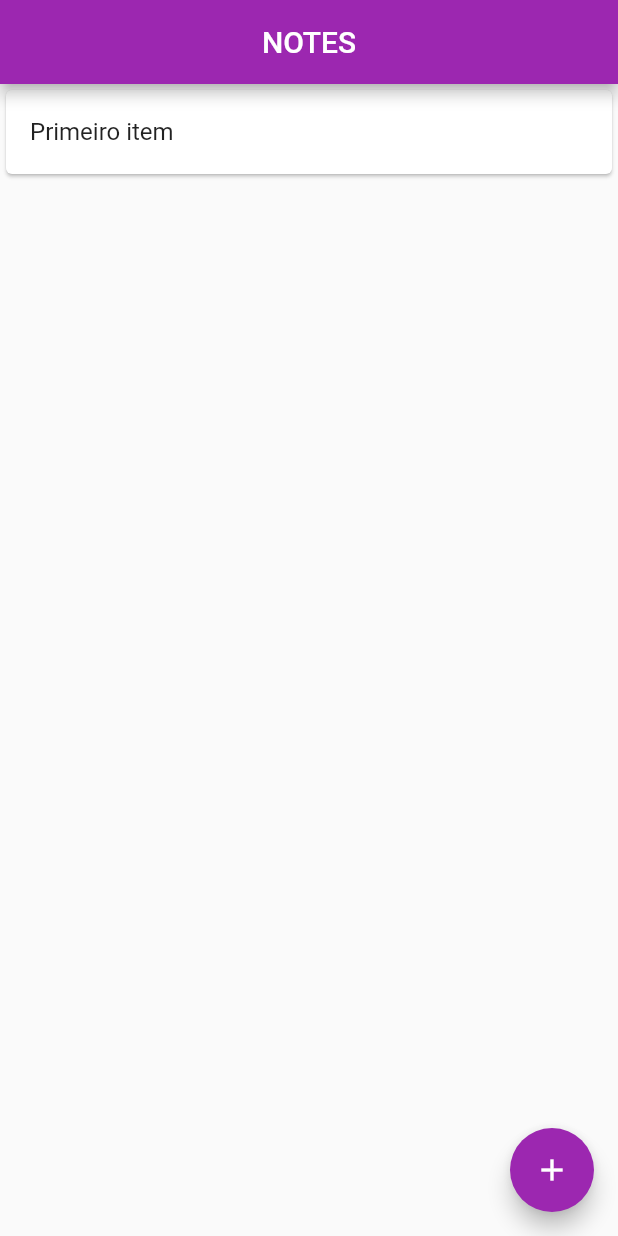
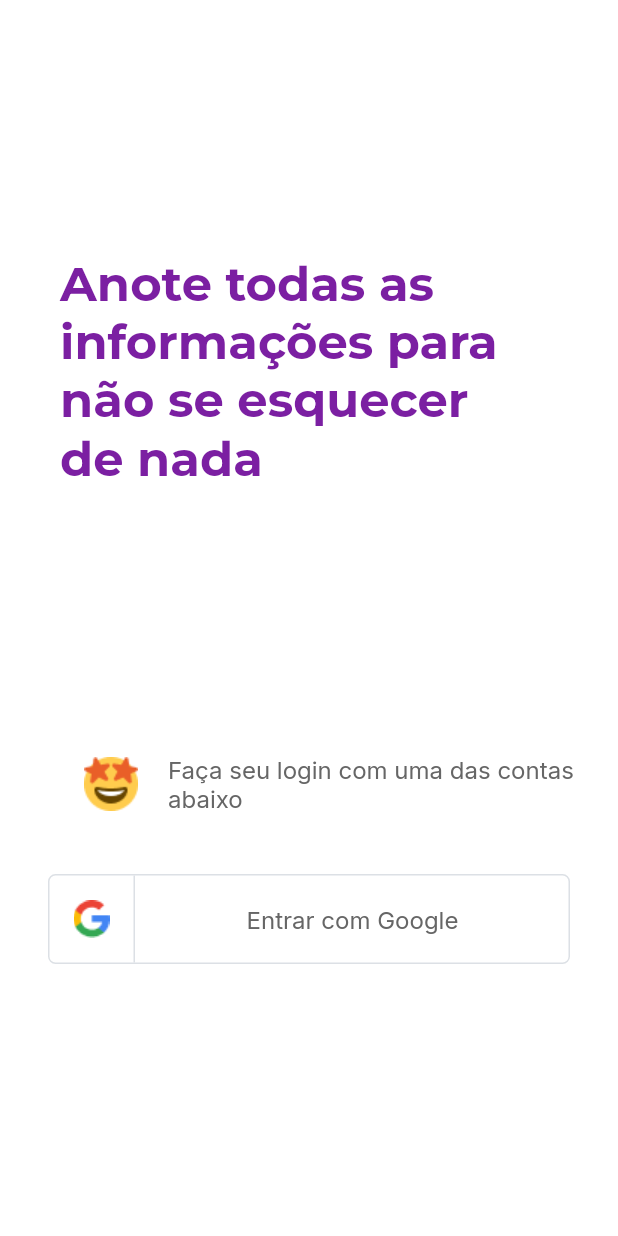
Before and after one commit to celsokf/notes, a Flutter app: the screen it shows after launch, on a phone screen of 412 x 824 dp. Run offline on Flutter 3.47's test engine with Material 2 defaults, Android fonts, the phone set to English and light mode, and no system bars; our stand-ins replace firebase_core, google_fonts, google_sign_in; accounts and stored records are empty.

Commit message:
feat: create login and splash features

```diff
--- a/lib/app/app_widget.dart
+++ b/lib/app/app_widget.dart
@@ -1,19 +1,26 @@
 import 'package:flutter/material.dart';
-import 'package:notes/pages/create_note_page.dart';
-import '../pages/home_page.dart';
+import 'package:notes/modules/error/error_page.dart';
+import 'package:notes/modules/home/home_page.dart';
+import 'package:notes/modules/login/login_page.dart';
+import 'package:notes/modules/notes/create_note_page.dart';
+import 'package:notes/modules/splash/splash_page.dart';
+import 'package:notes/theme/app_theme.dart';
 
 class AppWidget extends StatelessWidget {
   @override
   Widget build(BuildContext context) {
     return MaterialApp(
       theme: ThemeData(
-        primarySwatch: Colors.purple,
+        primarySwatch: AppTheme.colors.primarySwatch,
       ),
       title: "Notes",
-      initialRoute: "/home",
+      initialRoute: "/splash",
       routes: {
         "/home": (context) => HomePage(),
         "/create-note": (context) => CreateNotePage(),
+        "/splash": (context) => SplashPage(),
+        "/login": (context) => LoginPage(),
+        "/error": (context) => ErrorPage(),
       },
     );
   }
--- /dev/null
+++ b/lib/modules/error/error_page.dart
@@ -0,0 +1,16 @@
+import 'package:flutter/material.dart';
+
+class ErrorPage extends StatelessWidget {
+  const ErrorPage({Key? key}) : super(key: key);
+
+  @override
+  Widget build(BuildContext context) {
+    return Material(
+      child: Scaffold(
+        body: Center(
+          child: Text("Erro na inicialização do Firebase"),
+        ),
+      ),
+    );
+  }
+}
--- a/lib/pages/home_page.dart
+++ b/lib/modules/home/home_page.dart
@@ -1,5 +1,6 @@
 import 'package:flutter/material.dart';
-import '../widgets/card_widget.dart';
+import 'package:notes/modules/home/widgets/card_widget.dart';
+import 'package:notes/theme/app_theme.dart';
 
 class HomePage extends StatefulWidget {
   @override
@@ -13,7 +14,10 @@ class _HomePageState extends State<HomePage> {
   Widget build(BuildContext context) {
     return Scaffold(
       appBar: AppBar(
-        title: Text("NOTES"),
+        title: Text(
+          "NOTES",
+          style: AppTheme.textStyles.appBar,
+        ),
         centerTitle: true,
       ),
       body: SingleChildScrollView(
--- /dev/null
+++ b/lib/modules/login/login_controller.dart
@@ -0,0 +1,36 @@
+import 'package:flutter/scheduler.dart';
+import 'package:notes/modules/login/login_service.dart';
+import 'package:notes/modules/login/login_state.dart';
+
+class LoginController {
+  LoginState state = LoginStateEmpty();
+  final VoidCallback onUpdate;
+  final LoginService service;
+  Function(LoginState state)? onChange;
+
+  LoginController({required this.onUpdate, required this.service});
+
+  Future<void> googleSignIn() async {
+    try {
+      state = LoginStateLoading();
+      update();
+      final user = await service.googleSignIn();
+      state = LoginStateSuccess(user: user);
+      update();
+    } catch (error) {
+      state = LoginStateFailure(message: error.toString());
+      update();
+    }
+  }
+
+  void update() {
+    onUpdate();
+    if (onChange != null) {
+      onChange!(state);
+    }
+  }
+
+  void listen(Function(LoginState state) onChange) {
+    this.onChange = onChange;
+  }
+}
--- /dev/null
+++ b/lib/modules/login/login_page.dart
@@ -0,0 +1,113 @@
+import 'package:flutter/material.dart';
+import 'package:notes/modules/login/login_controller.dart';
+import 'package:notes/modules/login/login_service.dart';
+import 'package:notes/modules/login/login_state.dart';
+import 'package:notes/modules/login/widgets/social_button_widget.dart';
+import 'package:notes/theme/app_theme.dart';
+
+class LoginPage extends StatefulWidget {
+  const LoginPage({Key? key}) : super(key: key);
+
+  @override
+  State<LoginPage> createState() => _LoginPageState();
+}
+
+class _LoginPageState extends State<LoginPage> {
+  late LoginController controller;
+
+  @override
+  void initState() {
+    controller = LoginController(
+      service: LoginServiceImpl(),
+      onUpdate: () {
+        if (controller.state is LoginStateSuccess) {
+          final user = (controller.state as LoginStateSuccess).user;
+          Navigator.pushReplacementNamed(context, "/home", arguments: user);
+        } else {
+          setState(() {});
+        }
+      },
+    );
+    super.initState();
+  }
+
+  @override
+  Widget build(BuildContext context) {
+    return Scaffold(
+      backgroundColor: AppTheme.colors.backgroundPrimary,
+      body: Column(
+        mainAxisAlignment: MainAxisAlignment.spaceEvenly,
+        children: [
+          Padding(
+            padding: const EdgeInsets.only(left: 40),
+            child: Row(
+              children: [
+                Container(
+                  width: 300,
+                  child: Text(
+                    "Anote todas as informações para não se esquecer de nada",
+                    style: AppTheme.textStyles.title,
+                  ),
+                ),
+              ],
+            ),
+          ),
+          Column(
+            children: [
+              if (controller.state is LoginStateLoading) ...[
+                CircularProgressIndicator(),
+              ] else if (controller.state is LoginStateFailure) ...[
+                Text((controller.state as LoginStateFailure).message)
+              ] else
+                Padding(
+                  padding: const EdgeInsets.only(left: 40),
+                  child: ListTile(
+                    leading: Image.asset(
+                      "assets/images/emoji.png",
+                    ),
+                    title: Text(
+                      "Faça seu login com uma das contas abaixo",
+                      style: AppTheme.textStyles.button,
+                    ),
+                  ),
+                ),
+              const SizedBox(
+                height: 32,
+              ),
+              Padding(
+                padding: const EdgeInsets.symmetric(horizontal: 32.0),
+                child: SocialButtonWidget(
+                  imagePath: "assets/images/google.png",
+                  label: "Entrar com Google",
+                  onTap: () async {
+                    controller.googleSignIn();
+                  },
+                ),
+              ),
+              const SizedBox(
+                height: 12,
+              ),
+              // TODO: precisa fazer configuracao Apple
+              // Padding(
+              //   padding: const EdgeInsets.symmetric(horizontal: 32.0),
+              //   child: SocialButtonWidget(
+              //     imagePath: "assets/images/apple.png",
+              //     label: "Entrar com Apple",
+              //     onTap: () async {
+              //       final credential =
+              //           await SignInWithApple.getAppleIDCredential(
+              //         scoopes: [
+              //           AppleIDAuthorizationScopes.email,
+              //           AppleIDAuthorizationScopes.fullName,
+              //         ],
+              //       );
+              //     },
+              //   ),
+              // ),
+            ],
+          ),
+        ],
+      ),
+    );
+  }
+}
--- /dev/null
+++ b/lib/modules/login/login_service.dart
@@ -0,0 +1,16 @@
+import 'package:google_sign_in/google_sign_in.dart';
+import 'package:notes/modules/login/models/user_model.dart';
+
+abstract class LoginService {
+  Future<UserModel> googleSignIn();
+}
+
+class LoginServiceImpl implements LoginService {
+  @override
+  Future<UserModel> googleSignIn() async {
+    GoogleSignIn googleSignIn = GoogleSignIn(scopes: ["email"]);
+
+    final account = await googleSignIn.signIn();
+    return UserModel.google(account!);
+  }
+}
--- /dev/null
+++ b/lib/modules/login/login_state.dart
@@ -0,0 +1,19 @@
+import 'package:notes/modules/login/models/user_model.dart';
+
+abstract class LoginState {}
+
+class LoginStateEmpty extends LoginState {}
+
+class LoginStateLoading extends LoginState {}
+
+class LoginStateFailure extends LoginState {
+  final String message;
+
+  LoginStateFailure({required this.message});
+}
+
+class LoginStateSuccess extends LoginState {
+  final UserModel user;
+
+  LoginStateSuccess({required this.user});
+}
--- /dev/null
+++ b/lib/modules/login/models/user_model.dart
@@ -0,0 +1,24 @@
+import 'package:google_sign_in/google_sign_in.dart';
+
+class UserModel {
+  final String? name;
+  final String email;
+  final String id;
+  final String? photoUrl;
+
+  UserModel({
+    required this.email,
+    required this.id,
+    this.name,
+    this.photoUrl,
+  });
+
+  factory UserModel.google(GoogleSignInAccount account) {
+    return UserModel(
+      name: account.displayName,
+      email: account.email,
+      id: account.id,
+      photoUrl: account.photoUrl,
+    );
+  }
+}
--- /dev/null
+++ b/lib/modules/login/widgets/social_button_widget.dart
@@ -0,0 +1,58 @@
+import 'package:flutter/material.dart';
+import 'package:notes/theme/app_theme.dart';
+
+class SocialButtonWidget extends StatelessWidget {
+  final String imagePath;
+  final String label;
+  final VoidCallback onTap;
+
+  const SocialButtonWidget({
+    Key? key,
+    required this.imagePath,
+    required this.label,
+    required this.onTap,
+  }) : super(key: key);
+
+  @override
+  Widget build(BuildContext context) {
+    return GestureDetector(
+      onTap: onTap,
+      child: Container(
+        decoration: BoxDecoration(
+          borderRadius: BorderRadius.circular(5),
+          border: Border.fromBorderSide(
+            BorderSide(
+              color: AppTheme.colors.border,
+            ),
+          ),
+        ),
+        child: Row(
+          mainAxisAlignment: MainAxisAlignment.center,
+          children: [
+            Container(
+              width: 58,
+              height: 58,
+              child: Row(
+                children: [
+                  const SizedBox(width: 16),
+                  Image.asset(imagePath),
+                  const SizedBox(width: 16),
+                  Container(
+                    width: 1,
+                    color: AppTheme.colors.border,
+                  ),
+                ],
+              ),
+            ),
+            Expanded(child: Container()),
+            Text(
+              label,
+              style: AppTheme.textStyles.button,
+            ),
+            Expanded(child: Container()),
+          ],
+        ),
+      ),
+    );
+  }
+}
--- /dev/null
+++ b/lib/modules/splash/splash_page.dart
@@ -0,0 +1,45 @@
+import 'package:firebase_core/firebase_core.dart';
+import 'package:flutter/material.dart';
+import 'package:notes/theme/app_theme.dart';
+
+class SplashPage extends StatefulWidget {
+  const SplashPage({Key? key}) : super(key: key);
+
+  @override
+  _SplashPageState createState() => _SplashPageState();
+}
+
+class _SplashPageState extends State<SplashPage> {
+  static const _splashDelay = 1;
+
+  @override
+  void initState() {
+    initializeFirebase();
+    super.initState();
+  }
+
+  @override
+  Widget build(BuildContext context) {
+    return Scaffold(
+      backgroundColor: AppTheme.colors.backgroundSecondary,
+      body: Container(
+        child: Center(
+          child: Text(
+            'Notes',
+            style: AppTheme.textStyles.textBackgroundSecondary,
+          ),
+        ),
+      ),
+    );
+  }
+
+  void initializeFirebase() async {
+    try {
+      await Firebase.initializeApp();
+      await Future.delayed(Duration(seconds: _splashDelay));
+      Navigator.pushReplacementNamed(context, "/login");
+    } catch (e) {
+      Navigator.pushNamed(context, "/error");
+    }
+  }
+}
--- /dev/null
+++ b/lib/theme/app_colors.dart
@@ -0,0 +1,38 @@
+import 'package:flutter/material.dart';
+
+abstract class AppColors {
+  MaterialColor get primarySwatch;
+  Color get titleAppBar;
+  Color get backgroundPrimary;
+  Color get backgroundSecondary;
+  Color get textBackgroundSecondary;
+  Color get title;
+  Color get button;
+  Color get border;
+}
+
+class AppColorsDefault implements AppColors {
+  @override
+  MaterialColor get primarySwatch => Colors.purple;
+
+  @override
+  Color get titleAppBar => Color(0xFFFFFFFF);
+
+  @override
+  Color get backgroundPrimary => Color(0xFFFFFFFF);
+
+  @override
+  Color get backgroundSecondary => Color(0xFF9C27B0);
+
+  @override
+  Color get textBackgroundSecondary => Color(0xFFFFFFFF);
+
+  @override
+  Color get title => Color(0xFF7B1FA2);
+
+  @override
+  Color get button => Color(0xFF666666);
+
+  @override
+  Color get border => Color(0xFFDCE0E5);
+}
--- /dev/null
+++ b/lib/theme/app_text_styles.dart
@@ -0,0 +1,40 @@
+import 'package:flutter/material.dart';
+import 'package:google_fonts/google_fonts.dart';
+import 'package:notes/theme/app_theme.dart';
+
+abstract class AppTextStyles {
+  TextStyle get appBar;
+  TextStyle get textBackgroundSecondary;
+  TextStyle get title;
+  TextStyle get button;
+}
+
+class AppTextStylesDefault implements AppTextStyles {
+  @override
+  TextStyle get appBar => GoogleFonts.inter(
+        color: AppTheme.colors.titleAppBar,
+        fontSize: 20,
+        fontWeight: FontWeight.w700,
+      );
+
+  @override
+  TextStyle get textBackgroundSecondary => GoogleFonts.montserrat(
+        color: AppTheme.colors.textBackgroundSecondary,
+        fontSize: 32,
+        fontWeight: FontWeight.w700,
+      );
+
+  @override
+  TextStyle get title => GoogleFonts.montserrat(
+        color: AppTheme.colors.title,
+        fontSize: 32,
+        fontWeight: FontWeight.w700,
+      );
+
+  @override
+  TextStyle get button => GoogleFonts.inter(
+        color: AppTheme.colors.button,
+        fontSize: 16,
+        fontWeight: FontWeight.w400,
+      );
+}
--- /dev/null
+++ b/lib/theme/app_theme.dart
@@ -0,0 +1,8 @@
+import 'package:notes/theme/app_colors.dart';
+import 'package:notes/theme/app_text_styles.dart';
+
+class AppTheme {
+  static AppColors get colors => AppColorsDefault();
+
+  static AppTextStyles get textStyles => AppTextStylesDefault();
+}
```
Also changed, not shown: pubspec.yaml (+7 -53 lines), assets/images/apple.png (added), assets/images/emoji.png (added), assets/images/google.png (added), lib/modules/home/widgets/card_widget.dart (renamed from lib/widgets/card_widget.dart), lib/modules/notes/create_note_page.dart (renamed from lib/pages/create_note_page.dart), pubspec.lock, 3 other files.
